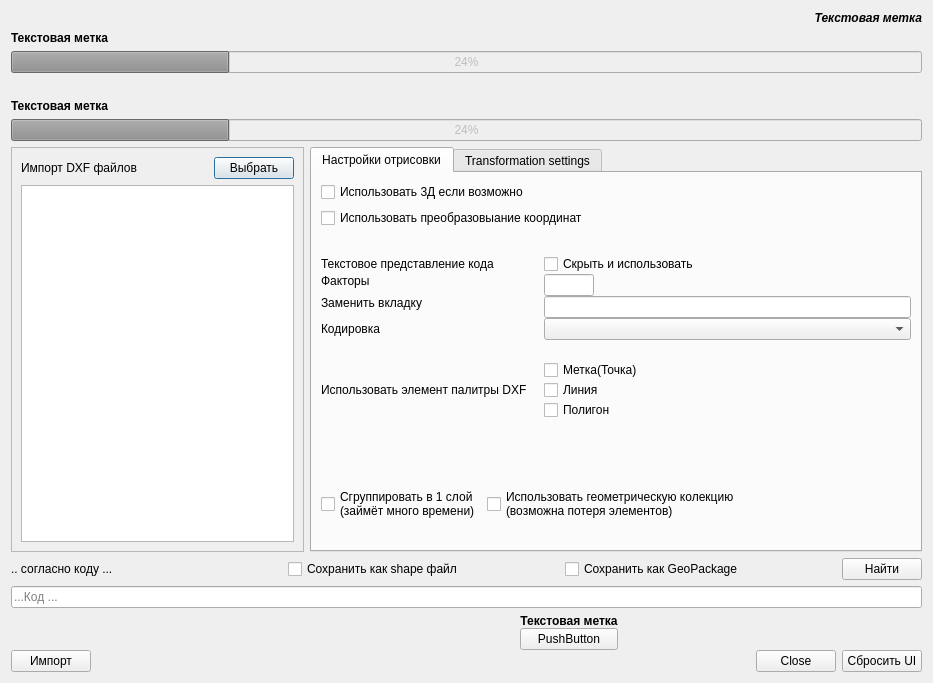
First picture: the form in src/plugins/dxf_tools/uiADXF2Shape.ui, repository Comanda-A/DXF-PostGIS-Converter, before the edit.
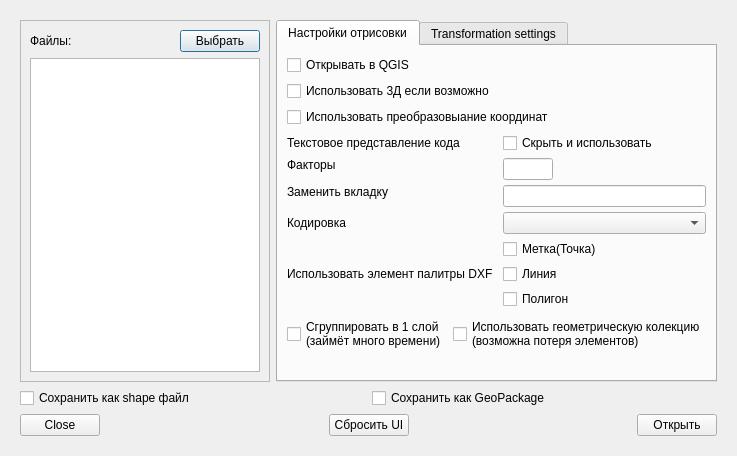
Second picture: the form after the edit. Icons and pictures are not drawn.

Patch:
```diff
--- a/src/plugins/dxf_tools/uiADXF2Shape.ui
+++ b/src/plugins/dxf_tools/uiADXF2Shape.ui
@@ -6,8 +6,8 @@
    <rect>
     <x>0</x>
     <y>0</y>
-    <width>933</width>
-    <height>683</height>
+    <width>729</width>
+    <height>438</height>
    </rect>
   </property>
   <property name="sizePolicy">
@@ -17,147 +17,25 @@
    </sizepolicy>
   </property>
   <property name="windowTitle">
-   <string>EZUSoft: Another DXF Import / DXF2Shape Converter</string>
+   <string>Открытие DXF-файла</string>
   </property>
   <layout class="QVBoxLayout" name="verticalLayout_7">
    <item>
-    <widget class="QLabel" name="lbGDAL">
-     <property name="font">
-      <font>
-       <weight>75</weight>
-       <italic>true</italic>
-       <bold>true</bold>
-      </font>
-     </property>
-     <property name="text">
-      <string>Текстовая метка</string>
-     </property>
-     <property name="alignment">
-      <set>Qt::AlignRight|Qt::AlignTrailing|Qt::AlignVCenter</set>
-     </property>
-    </widget>
-   </item>
-   <item>
-    <layout class="QVBoxLayout" name="verticalLayout">
-     <item>
-      <widget class="QLabel" name="lbAktion">
-       <property name="font">
-        <font>
-         <weight>75</weight>
-         <bold>true</bold>
-        </font>
-       </property>
-       <property name="text">
-        <string>Текстовая метка</string>
-       </property>
-      </widget>
-     </item>
-     <item>
-      <widget class="QProgressBar" name="pgBar">
+    <widget class="QStackedWidget" name="stackedWidget">
        <property name="enabled">
-        <bool>false</bool>
-       </property>
-       <property name="value">
-        <number>24</number>
-       </property>
-       <property name="textVisible">
         <bool>true</bool>
        </property>
-      </widget>
-     </item>
-    </layout>
-   </item>
-   <item>
-    <layout class="QGridLayout" name="gridLayout_10">
-     <item row="0" column="0">
-      <spacer name="horizontalSpacer_7">
-       <property name="orientation">
-        <enum>Qt::Horizontal</enum>
-       </property>
-       <property name="sizeHint" stdset="0">
-        <size>
-         <width>40</width>
-         <height>0</height>
-        </size>
-       </property>
-      </spacer>
-     </item>
-     <item row="0" column="2">
-      <spacer name="horizontalSpacer_8">
-       <property name="orientation">
-        <enum>Qt::Horizontal</enum>
-       </property>
-       <property name="sizeHint" stdset="0">
-        <size>
-         <width>40</width>
-         <height>0</height>
-        </size>
-       </property>
-      </spacer>
-     </item>
-     <item row="0" column="1" alignment="Qt::AlignHCenter|Qt::AlignVCenter">
-      <widget class="QLabel" name="lbIcon">
-       <property name="enabled">
-        <bool>true</bool>
-       </property>
-       <property name="sizePolicy">
-        <sizepolicy hsizetype="Fixed" vsizetype="Fixed">
-         <horstretch>0</horstretch>
-         <verstretch>0</verstretch>
-        </sizepolicy>
-       </property>
-       <property name="maximumSize">
-        <size>
-         <width>80</width>
-         <height>80</height>
-        </size>
-       </property>
-       <property name="text">
+     <property name="toolTip">
         <string/>
        </property>
-       <property name="pixmap">
-        <pixmap>../../DXF-PostGIS-Converter-main/src/plugins/dxf_tools/AnotherDXF2Shape:icon.png</pixmap>
-       </property>
-       <property name="scaledContents">
-        <bool>true</bool>
-       </property>
-       <property name="alignment">
-        <set>Qt::AlignRight|Qt::AlignTop|Qt::AlignTrailing</set>
-       </property>
-      </widget>
-     </item>
-    </layout>
-   </item>
-   <item>
-    <layout class="QVBoxLayout" name="verticalLayout_3">
-     <item>
-      <widget class="QLabel" name="lbDatAktion">
-       <property name="font">
-        <font>
-         <weight>75</weight>
-         <bold>true</bold>
-        </font>
-       </property>
-       <property name="text">
-        <string>Текстовая метка</string>
-       </property>
-      </widget>
-     </item>
-     <item>
-      <widget class="QProgressBar" name="pgDatBar">
-       <property name="enabled">
+     <property name="autoFillBackground">
         <bool>false</bool>
        </property>
-       <property name="value">
-        <number>24</number>
-       </property>
-       <property name="textVisible">
-        <bool>true</bool>
-       </property>
-      </widget>
-     </item>
-    </layout>
-   </item>
+     <property name="currentIndex">
+      <number>0</number>
+     </property>
+     <widget class="QWidget" name="pageMain">
+      <layout class="QVBoxLayout" name="verticalLayoutMain">
    <item>
     <layout class="QHBoxLayout" name="horizontalLayout">
      <property name="spacing">
@@ -165,15 +43,9 @@
      </property>
      <item>
       <widget class="QFrame" name="frame">
-       <property name="sizePolicy">
-        <sizepolicy hsizetype="Expanding" vsizetype="Expanding">
-         <horstretch>0</horstretch>
-         <verstretch>0</verstretch>
-        </sizepolicy>
-       </property>
        <property name="minimumSize">
         <size>
-         <width>0</width>
+             <width>250</width>
          <height>0</height>
         </size>
        </property>
@@ -193,7 +65,7 @@
            </sizepolicy>
           </property>
           <property name="text">
-           <string>Импорт DXF файлов</string>
+               <string>Файлы:</string>
           </property>
          </widget>
         </item>
@@ -237,8 +109,11 @@
      </item>
      <item>
       <widget class="QTabWidget" name="tabSetting">
+           <property name="enabled">
+            <bool>true</bool>
+           </property>
        <property name="sizePolicy">
-        <sizepolicy hsizetype="Expanding" vsizetype="Expanding">
+            <sizepolicy hsizetype="Preferred" vsizetype="Preferred">
          <horstretch>0</horstretch>
          <verstretch>0</verstretch>
         </sizepolicy>
@@ -253,10 +128,20 @@
         <number>0</number>
        </property>
        <widget class="QWidget" name="tabDesign">
+            <property name="enabled">
+             <bool>true</bool>
+            </property>
         <attribute name="title">
          <string>Настройки отрисовки</string>
         </attribute>
         <layout class="QVBoxLayout" name="verticalLayout_6">
+             <item>
+              <widget class="QCheckBox" name="chkQgis">
+               <property name="text">
+                <string>Открывать в QGIS</string>
+               </property>
+              </widget>
+             </item>
          <item>
           <widget class="QCheckBox" name="chk3D">
            <property name="text">
@@ -271,29 +156,13 @@
            </property>
           </widget>
          </item>
-         <item>
-          <spacer name="verticalSpacer_3">
-           <property name="orientation">
-            <enum>Qt::Vertical</enum>
-           </property>
-           <property name="sizeType">
-            <enum>QSizePolicy::Minimum</enum>
-           </property>
-           <property name="sizeHint" stdset="0">
-            <size>
-             <width>20</width>
-             <height>20</height>
-            </size>
-           </property>
-          </spacer>
-         </item>
          <item>
           <layout class="QFormLayout" name="formLayout">
            <property name="horizontalSpacing">
-            <number>17</number>
+                <number>10</number>
            </property>
            <property name="verticalSpacing">
-            <number>0</number>
+                <number>5</number>
            </property>
            <item row="0" column="0">
             <widget class="QLabel" name="lbFormat">
@@ -308,38 +177,48 @@
              </property>
             </widget>
            </item>
-           <item row="1" column="0">
-            <widget class="QLabel" name="lbFaktor">
-             <property name="sizePolicy">
-              <sizepolicy hsizetype="Minimum" vsizetype="Fixed">
-               <horstretch>0</horstretch>
-               <verstretch>0</verstretch>
-              </sizepolicy>
-             </property>
-             <property name="maximumSize">
-              <size>
-               <width>50</width>
-               <height>16777215</height>
-              </size>
-             </property>
-             <property name="text">
-              <string>Факторы</string>
-             </property>
-            </widget>
-           </item>
            <item row="0" column="1">
             <widget class="QCheckBox" name="chkUseTextFormat">
-             <property name="sizePolicy">
-              <sizepolicy hsizetype="Expanding" vsizetype="Preferred">
-               <horstretch>0</horstretch>
-               <verstretch>0</verstretch>
-              </sizepolicy>
-             </property>
              <property name="text">
               <string>Скрыть и использовать</string>
              </property>
             </widget>
            </item>
+               <item row="1" column="0">
+                <widget class="QLabel" name="lbFaktor">
+                 <property name="sizePolicy">
+                  <sizepolicy hsizetype="Minimum" vsizetype="Fixed">
+                   <horstretch>0</horstretch>
+                   <verstretch>0</verstretch>
+                  </sizepolicy>
+                 </property>
+                 <property name="maximumSize">
+                  <size>
+                   <width>50</width>
+                   <height>16777215</height>
+                  </size>
+                 </property>
+                 <property name="text">
+                  <string>Факторы</string>
+                 </property>
+                </widget>
+               </item>
+               <item row="1" column="1">
+                <widget class="QLineEdit" name="txtFaktor">
+                 <property name="sizePolicy">
+                  <sizepolicy hsizetype="Minimum" vsizetype="Fixed">
+                   <horstretch>0</horstretch>
+                   <verstretch>0</verstretch>
+                  </sizepolicy>
+                 </property>
+                 <property name="maximumSize">
+                  <size>
+                   <width>50</width>
+                   <height>16777215</height>
+                  </size>
+                 </property>
+                </widget>
+               </item>
            <item row="2" column="0">
             <widget class="QLabel" name="lblErsatz4Tab">
              <property name="sizePolicy">
@@ -353,6 +232,16 @@
              </property>
             </widget>
            </item>
+               <item row="2" column="1">
+                <widget class="QLineEdit" name="txtErsatz4Tab">
+                 <property name="sizePolicy">
+                  <sizepolicy hsizetype="Preferred" vsizetype="Fixed">
+                   <horstretch>0</horstretch>
+                   <verstretch>0</verstretch>
+                  </sizepolicy>
+                 </property>
+                </widget>
+               </item>
            <item row="3" column="0">
             <widget class="QLabel" name="lblCharSet">
              <property name="text">
@@ -363,82 +252,43 @@
              </property>
             </widget>
            </item>
-           <item row="1" column="1">
-            <widget class="QLineEdit" name="txtFaktor">
-             <property name="sizePolicy">
-              <sizepolicy hsizetype="Minimum" vsizetype="Fixed">
-               <horstretch>0</horstretch>
-               <verstretch>0</verstretch>
-              </sizepolicy>
-             </property>
-             <property name="maximumSize">
-              <size>
-               <width>50</width>
-               <height>16777215</height>
-              </size>
-             </property>
-            </widget>
-           </item>
-           <item row="2" column="1">
-            <widget class="QLineEdit" name="txtErsatz4Tab">
-             <property name="sizePolicy">
-              <sizepolicy hsizetype="Minimum" vsizetype="Fixed">
-               <horstretch>0</horstretch>
-               <verstretch>0</verstretch>
-              </sizepolicy>
-             </property>
-            </widget>
-           </item>
            <item row="3" column="1">
             <widget class="QComboBox" name="cbCharSet"/>
            </item>
-           <item row="5" column="1">
+               <item row="4" column="1">
             <widget class="QCheckBox" name="chkUseColor4Point">
              <property name="text">
               <string>Метка(Точка)</string>
              </property>
             </widget>
            </item>
-           <item row="6" column="1">
+               <item row="5" column="0">
+                <widget class="QLabel" name="lbColor">
+                 <property name="sizePolicy">
+                  <sizepolicy hsizetype="Preferred" vsizetype="Preferred">
+                   <horstretch>0</horstretch>
+                   <verstretch>0</verstretch>
+                  </sizepolicy>
+                 </property>
+                 <property name="text">
+                  <string>Использовать элемент палитры DXF</string>
+                 </property>
+                </widget>
+               </item>
+               <item row="5" column="1">
             <widget class="QCheckBox" name="chkUseColor4Line">
              <property name="text">
               <string>Линия</string>
              </property>
             </widget>
            </item>
-           <item row="7" column="1">
+               <item row="6" column="1">
             <widget class="QCheckBox" name="chkUseColor4Poly">
              <property name="text">
               <string>Полигон</string>
              </property>
             </widget>
            </item>
-           <item row="6" column="0">
-            <widget class="QLabel" name="lbColor">
-             <property name="sizePolicy">
-              <sizepolicy hsizetype="Preferred" vsizetype="Preferred">
-               <horstretch>0</horstretch>
-               <verstretch>0</verstretch>
-              </sizepolicy>
-             </property>
-             <property name="text">
-              <string>Использовать элемент палитры DXF</string>
-             </property>
-            </widget>
-           </item>
-           <item row="4" column="1">
-            <spacer name="horizontalSpacer_3">
-             <property name="orientation">
-              <enum>Qt::Horizontal</enum>
-             </property>
-             <property name="sizeHint" stdset="0">
-              <size>
-               <width>40</width>
-               <height>20</height>
-              </size>
-             </property>
-            </spacer>
-           </item>
           </layout>
          </item>
          <item>
@@ -447,7 +297,7 @@
             <enum>Qt::Vertical</enum>
            </property>
            <property name="sizeType">
-            <enum>QSizePolicy::Minimum</enum>
+                <enum>QSizePolicy::Expanding</enum>
            </property>
            <property name="sizeHint" stdset="0">
             <size>
@@ -459,6 +309,20 @@
          </item>
          <item>
           <layout class="QGridLayout" name="gridLayout_3" rowstretch="0,0">
+               <item row="1" column="1" alignment="Qt::AlignVCenter">
+                <widget class="QCheckBox" name="chkLay">
+                 <property name="sizePolicy">
+                  <sizepolicy hsizetype="Fixed" vsizetype="Fixed">
+                   <horstretch>0</horstretch>
+                   <verstretch>0</verstretch>
+                  </sizepolicy>
+                 </property>
+                 <property name="text">
+                  <string>Сгруппировать в 1 слой
+(займёт много времени)</string>
+                 </property>
+                </widget>
+               </item>
            <item row="1" column="2">
             <widget class="QCheckBox" name="chkCol">
              <property name="sizePolicy">
@@ -485,40 +349,6 @@
              </property>
             </widget>
            </item>
-           <item row="1" column="1" alignment="Qt::AlignVCenter">
-            <widget class="QCheckBox" name="chkLay">
-             <property name="sizePolicy">
-              <sizepolicy hsizetype="Fixed" vsizetype="Fixed">
-               <horstretch>0</horstretch>
-               <verstretch>0</verstretch>
-              </sizepolicy>
-             </property>
-             <property name="text">
-              <string>Сгруппировать в 1 слой
-(займёт много времени)</string>
-             </property>
-            </widget>
-           </item>
-           <item row="1" column="3">
-            <layout class="QVBoxLayout" name="verticalLayout_5">
-             <item>
-              <spacer name="horizontalSpacer_2">
-               <property name="orientation">
-                <enum>Qt::Horizontal</enum>
-               </property>
-               <property name="sizeType">
-                <enum>QSizePolicy::Expanding</enum>
-               </property>
-               <property name="sizeHint" stdset="0">
-                <size>
-                 <width>40</width>
-                 <height>20</height>
-                </size>
-               </property>
-              </spacer>
-             </item>
-            </layout>
-           </item>
           </layout>
          </item>
          <item>
@@ -539,13 +369,16 @@
          </item>
         </layout>
         <zorder>chkTransform</zorder>
-        <zorder>verticalSpacer_3</zorder>
         <zorder>verticalSpacer_4</zorder>
         <zorder>chk3D</zorder>
         <zorder></zorder>
         <zorder>verticalSpacer</zorder>
+            <zorder>chkQgis</zorder>
        </widget>
        <widget class="QWidget" name="tabTransform">
+            <property name="enabled">
+             <bool>true</bool>
+            </property>
         <attribute name="title">
          <string>Transformation settings</string>
         </attribute>
@@ -725,7 +558,7 @@
    </item>
    <item>
     <layout class="QGridLayout" name="gridLayout_2">
-     <item row="0" column="2">
+         <item row="0" column="1">
       <widget class="QCheckBox" name="chkGPKG">
        <property name="text">
         <string>Сохранить как GeoPackage</string>
@@ -733,158 +566,175 @@
       </widget>
      </item>
      <item row="0" column="0">
-      <widget class="QLabel" name="lbOutput">
-       <property name="text">
-        <string>.. согласно коду ...</string>
-       </property>
-      </widget>
-     </item>
-     <item row="1" column="0" colspan="4">
-      <widget class="QLineEdit" name="txtZielPfad">
-       <property name="sizePolicy">
-        <sizepolicy hsizetype="Expanding" vsizetype="Fixed">
-         <horstretch>2</horstretch>
-         <verstretch>0</verstretch>
-        </sizepolicy>
-       </property>
-       <property name="locale">
-        <locale language="English" country="UnitedKingdom"/>
-       </property>
-       <property name="placeholderText">
-        <string>...Код ...</string>
-       </property>
-      </widget>
-     </item>
-     <item row="0" column="1">
       <widget class="QCheckBox" name="chkSHP">
        <property name="text">
         <string>Сохранить как shape файл</string>
        </property>
       </widget>
      </item>
-     <item row="0" column="3">
-      <widget class="QPushButton" name="browseZielPfadOrDatei">
-       <property name="sizePolicy">
-        <sizepolicy hsizetype="Fixed" vsizetype="Fixed">
-         <horstretch>0</horstretch>
-         <verstretch>0</verstretch>
-        </sizepolicy>
-       </property>
-       <property name="locale">
-        <locale language="English" country="UnitedKingdom"/>
-       </property>
-       <property name="text">
-        <string>Найти</string>
-       </property>
-      </widget>
-     </item>
     </layout>
    </item>
    <item>
-    <layout class="QGridLayout" name="gridLayout_7">
-     <item row="0" column="1">
-      <layout class="QGridLayout" name="gridLayout_8">
-       <property name="horizontalSpacing">
-        <number>6</number>
-       </property>
-       <property name="verticalSpacing">
+        <layout class="QHBoxLayout" name="horizontalLayout_2">
+         <property name="topMargin">
         <number>0</number>
        </property>
-       <item row="3" column="6">
-        <widget class="QPushButton" name="btnReset">
-         <property name="text">
-          <string>Сбросить UI</string>
-         </property>
-        </widget>
-       </item>
-       <item row="3" column="3">
-        <spacer name="horizontalSpacer_9">
-         <property name="orientation">
-          <enum>Qt::Horizontal</enum>
-         </property>
-         <property name="sizeHint" stdset="0">
-          <size>
-           <width>40</width>
-           <height>20</height>
-          </size>
-         </property>
-        </spacer>
-       </item>
-       <item row="3" column="1">
-        <spacer name="horizontalSpacer_5">
-         <property name="orientation">
-          <enum>Qt::Horizontal</enum>
-         </property>
-         <property name="sizeHint" stdset="0">
-          <size>
-           <width>0</width>
-           <height>0</height>
-          </size>
-         </property>
-        </spacer>
-       </item>
-       <item row="2" column="4">
-        <widget class="QPushButton" name="btnDonate">
-         <property name="text">
-          <string>PushButton</string>
-         </property>
-        </widget>
-       </item>
-       <item row="2" column="5">
-        <spacer name="horizontalSpacer_6">
-         <property name="orientation">
-          <enum>Qt::Horizontal</enum>
-         </property>
-         <property name="sizeHint" stdset="0">
-          <size>
-           <width>0</width>
-           <height>0</height>
-          </size>
-         </property>
-        </spacer>
-       </item>
-       <item row="3" column="5" alignment="Qt::AlignBottom">
+         <item>
         <widget class="QDialogButtonBox" name="button_box">
+           <property name="sizePolicy">
+            <sizepolicy hsizetype="Fixed" vsizetype="Fixed">
+             <horstretch>0</horstretch>
+             <verstretch>0</verstretch>
+            </sizepolicy>
+           </property>
          <property name="orientation">
           <enum>Qt::Horizontal</enum>
          </property>
          <property name="standardButtons">
           <set>QDialogButtonBox::Close</set>
          </property>
-        </widget>
-       </item>
-       <item row="1" column="4">
-        <widget class="QLabel" name="lbDonate">
-         <property name="font">
-          <font>
-           <weight>75</weight>
-           <bold>true</bold>
-          </font>
+           <property name="centerButtons">
+            <bool>false</bool>
+           </property>
+          </widget>
+         </item>
+         <item>
+          <spacer name="horizontalSpacer">
+           <property name="orientation">
+            <enum>Qt::Horizontal</enum>
+           </property>
+           <property name="sizeHint" stdset="0">
+            <size>
+             <width>40</width>
+             <height>20</height>
+            </size>
+           </property>
+          </spacer>
+         </item>
+         <item>
+          <widget class="QPushButton" name="btnReset">
+           <property name="sizePolicy">
+            <sizepolicy hsizetype="Fixed" vsizetype="Fixed">
+             <horstretch>0</horstretch>
+             <verstretch>0</verstretch>
+            </sizepolicy>
          </property>
          <property name="text">
-          <string>Текстовая метка</string>
-         </property>
-         <property name="alignment">
-          <set>Qt::AlignCenter</set>
+            <string>Сбросить UI</string>
          </property>
         </widget>
        </item>
-       <item row="3" column="0">
+         <item>
+          <spacer name="horizontalSpacer_3">
+           <property name="orientation">
+            <enum>Qt::Horizontal</enum>
+           </property>
+           <property name="sizeHint" stdset="0">
+            <size>
+             <width>40</width>
+             <height>20</height>
+            </size>
+           </property>
+          </spacer>
+         </item>
+         <item>
         <widget class="QPushButton" name="btnStart">
+           <property name="sizePolicy">
+            <sizepolicy hsizetype="Fixed" vsizetype="Fixed">
+             <horstretch>0</horstretch>
+             <verstretch>0</verstretch>
+            </sizepolicy>
+           </property>
          <property name="text">
-          <string>Импорт</string>
+            <string>Открыть</string>
          </property>
         </widget>
        </item>
       </layout>
      </item>
     </layout>
+     </widget>
+     <widget class="QWidget" name="pageProgress">
+      <layout class="QVBoxLayout" name="verticalLayoutProgress">
+       <item>
+        <spacer name="verticalSpacerProgressTop">
+         <property name="orientation">
+          <enum>Qt::Vertical</enum>
+         </property>
+         <property name="sizeHint" stdset="0">
+          <size>
+           <width>20</width>
+           <height>100</height>
+          </size>
+         </property>
+        </spacer>
    </item>
    <item>
-    <layout class="QVBoxLayout" name="verticalLayout_9"/>
+        <widget class="QLabel" name="labelProgress1">
+         <property name="text">
+          <string>Прогресс обработки файлов:</string>
+         </property>
+         <property name="alignment">
+          <set>Qt::AlignCenter</set>
+         </property>
+        </widget>
    </item>
    <item>
-    <layout class="QGridLayout" name="gridLayout_4"/>
+        <widget class="QProgressBar" name="progressBar1">
+         <property name="value">
+          <number>0</number>
+         </property>
+        </widget>
+       </item>
+       <item>
+        <spacer name="verticalSpacerProgress1">
+         <property name="orientation">
+          <enum>Qt::Vertical</enum>
+         </property>
+         <property name="sizeHint" stdset="0">
+          <size>
+           <width>20</width>
+           <height>40</height>
+          </size>
+         </property>
+        </spacer>
+       </item>
+       <item>
+        <widget class="QLabel" name="labelProgress2">
+         <property name="text">
+          <string>Общий прогресс:</string>
+         </property>
+         <property name="alignment">
+          <set>Qt::AlignCenter</set>
+         </property>
+        </widget>
+       </item>
+       <item>
+        <widget class="QProgressBar" name="progressBar2">
+         <property name="value">
+          <number>0</number>
+         </property>
+        </widget>
+       </item>
+       <item>
+        <spacer name="verticalSpacerProgress2">
+         <property name="orientation">
+          <enum>Qt::Vertical</enum>
+         </property>
+         <property name="sizeType">
+          <enum>QSizePolicy::Expanding</enum>
+         </property>
+         <property name="sizeHint" stdset="0">
+          <size>
+           <width>20</width>
+           <height>100</height>
+          </size>
+         </property>
+        </spacer>
+       </item>
+      </layout>
+     </widget>
+    </widget>
    </item>
   </layout>
  </widget>
```
Lines whose indentation alone changed are shown as unchanged.
